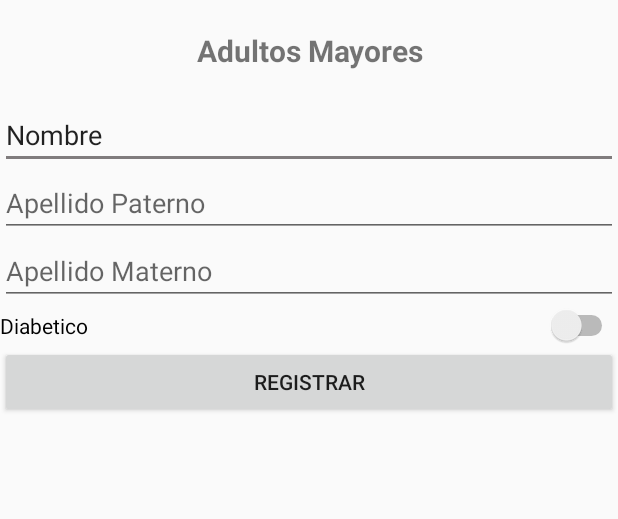
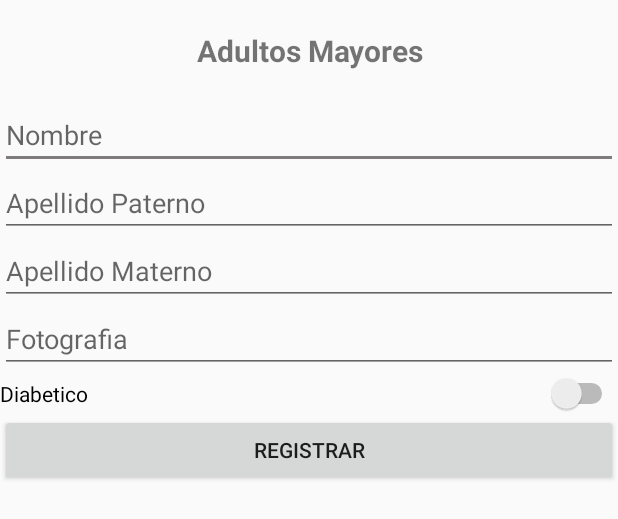
Before and after one commit to Moringos7/Acampa, an Android app: the layout f_adultos_mayores.xml on its own in the app's theme, with its tools: preview values and no code run, on a phone screen of 412 x 824 dp. Shown: the top 519 px of the screen. Run offline under Robolectric (Android 15) with nearby library versions, the phone set to English and light mode, and no system bars.

Commit message:
Se modifico para el WS editar y registrar adultos y algunas cosas de diseño

```diff
--- a/Android/Proyecto_Interfaces/app/src/main/res/layout/f_adultos_mayores.xml
+++ b/Android/Proyecto_Interfaces/app/src/main/res/layout/f_adultos_mayores.xml
@@ -22,23 +22,35 @@
             android:textStyle="bold"/>
 
         />
+
         <EditText
             android:id="@+id/nombre"
             android:layout_width="match_parent"
             android:layout_height="wrap_content"
-            android:text="Nombre" />
+            android:hint="Nombre"
+            android:inputType="textPersonName" />
 
         <EditText
             android:id="@+id/apellidopaterno"
             android:layout_width="match_parent"
             android:layout_height="wrap_content"
-            android:hint="Apellido Paterno"/>
+            android:hint="Apellido Paterno"
+            android:inputType="textPersonName" />
 
         <EditText
             android:id="@+id/apellidomaterno"
             android:layout_width="match_parent"
             android:layout_height="wrap_content"
-            android:hint="Apellido Materno"/>
+            android:hint="Apellido Materno"
+            android:inputType="textPersonName" />
+
+        <EditText
+            android:id="@+id/fotografia"
+            android:layout_width="match_parent"
+            android:layout_height="wrap_content"
+            android:ems="10"
+            android:hint="Fotografia"
+            android:inputType="text|textPersonName" />
 
         <Switch
             android:id="@+id/diabetico"
```
Also changed, not shown: Android/Proyecto_Interfaces/app/src/main/java/com/rogzart/proyecto_interfaces/Barra_desplegable.java (+6 -4 lines), Android/Proyecto_Interfaces/app/src/main/java/com/rogzart/proyecto_interfaces/FragmentosBarra/AdultosMayoresAE.java (+9 -3 lines), Android/Proyecto_Interfaces/app/src/main/java/com/rogzart/proyecto_interfaces/FragmentosBarra/Editar_AdultosM.java (+15 -14 lines), Android/Proyecto_Interfaces/app/src/main/res/layout/activity_login.xml (+6 -10 lines).
